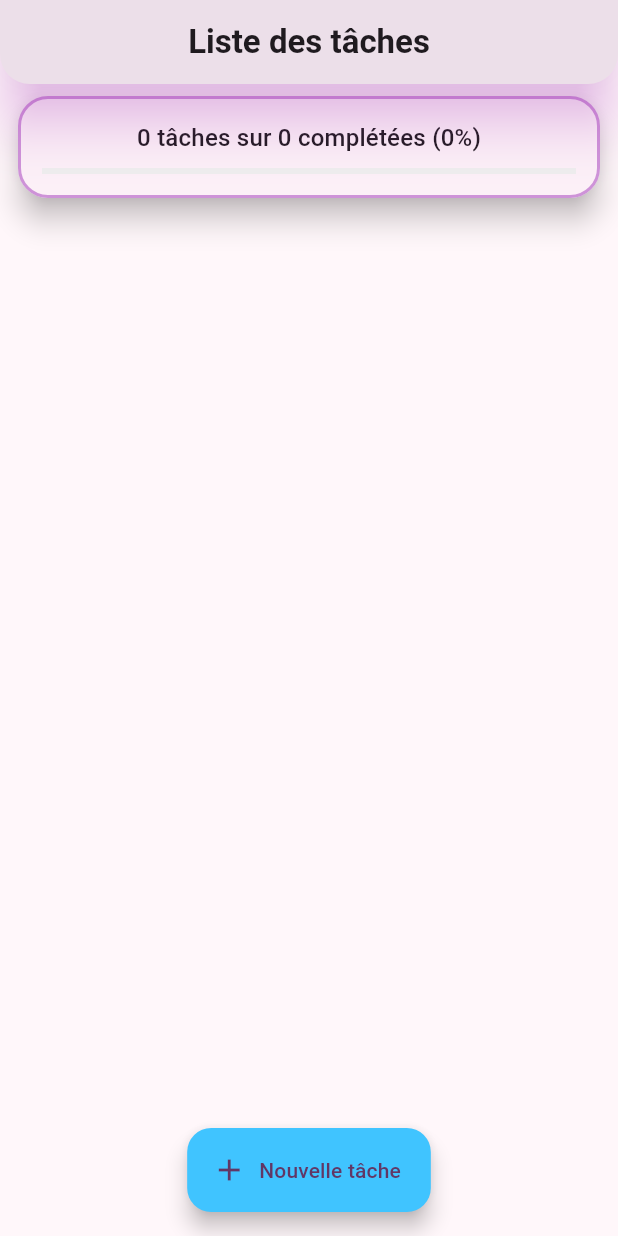
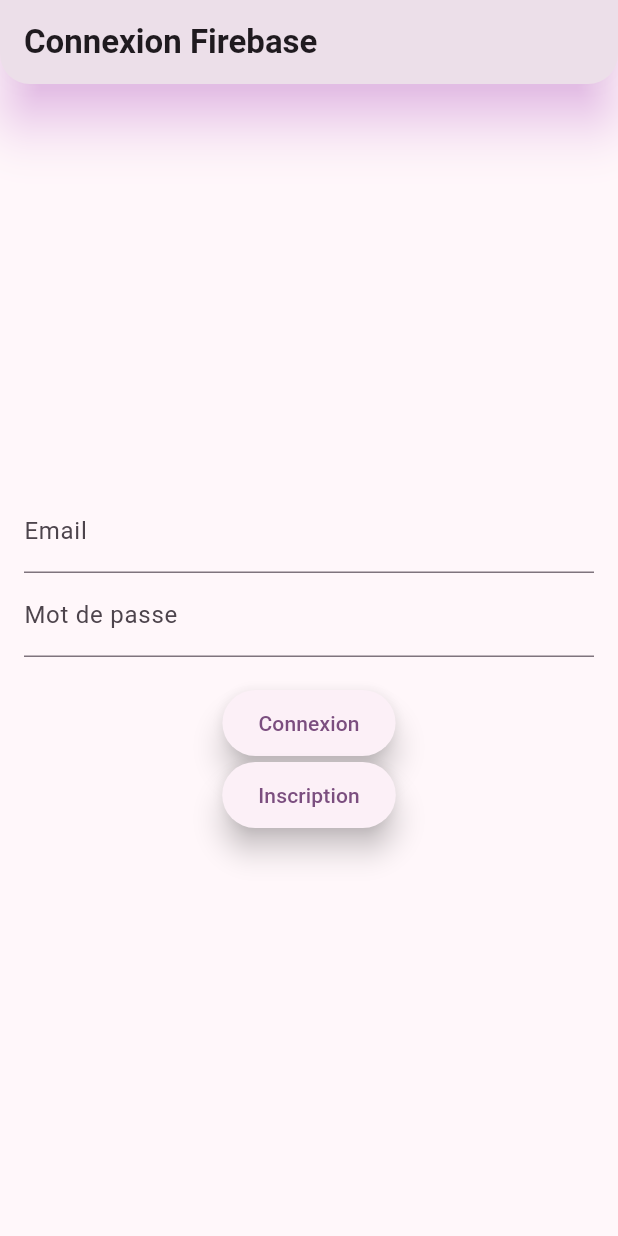
Before and after one commit to GaTcha-Sama/TaskManagerFlutter, a Flutter app: the screen it shows after launch, on a phone screen of 412 x 824 dp. Run offline on Flutter 3.47's test engine with Material 3 defaults, Android fonts, the phone set to English and light mode, and no system bars; our stand-ins replace cloud_firestore, firebase_auth, firebase_core; accounts and stored records are empty; Roboto replaces fonts that are missing (Comic Sans MS); statements that could not run were skipped.

Commit message:
Add: Login and logout

```diff
--- a/lib/main.dart
+++ b/lib/main.dart
@@ -1,9 +1,12 @@
 import 'package:flutter/material.dart';
 import 'package:firebase_core/firebase_core.dart';
+import 'package:firebase_auth/firebase_auth.dart';
+import 'firebase_options.dart';
+import 'screens/login_screen.dart';
 import 'screens/home_screen.dart';
-import 'firebase_options.dart';
+import 'services/auth_service.dart';
 
-void main() async {
+Future<void> main() async {
   WidgetsFlutterBinding.ensureInitialized();
   await Firebase.initializeApp(
     options: DefaultFirebaseOptions.currentPlatform,
@@ -66,7 +69,25 @@ class MyApp extends StatelessWidget {
           ),
         ),
       ),
-      home: const HomeScreen(),
+      home: AuthWrapper(),
     );
   }
 }
+
+class AuthWrapper extends StatelessWidget {
+  final AuthService authService = AuthService();
+
+  AuthWrapper({super.key});
+
+  bool isUserConnected() {
+    User? user = FirebaseAuth.instance.currentUser;
+    return user != null;
+  }
+
+  @override
+  Widget build(BuildContext context) {
+    return isUserConnected()
+        ? const HomeScreen() // Utilise le HomeScreen de home_screen.dart
+        : LoginScreen();
+  }
+}
--- /dev/null
+++ b/lib/screens/login_screen.dart
@@ -0,0 +1,89 @@
+import 'package:flutter/material.dart';
+import '../services/auth_service.dart';
+import '../screens/home_screen.dart';
+
+class LoginScreen extends StatefulWidget {
+  const LoginScreen({super.key});
+
+  @override
+  State<LoginScreen> createState() => _LoginScreenState();
+}
+
+class _LoginScreenState extends State<LoginScreen> {
+  final AuthService _authService = AuthService();
+  final TextEditingController _emailController = TextEditingController();
+  final TextEditingController _passwordController = TextEditingController();
+
+  void login() async {
+    var user = await _authService.signIn(
+        _emailController.text, _passwordController.text);
+    if (user != null) {
+      print("Connexion réussie : ${user.email}");
+      if (mounted) {
+        Navigator.pushReplacement(
+          context,
+          MaterialPageRoute(builder: (context) => HomeScreen()),
+        );
+      }
+    } else {
+      if (mounted) {
+        ScaffoldMessenger.of(context).showSnackBar(
+          const SnackBar(content: Text('Échec de la connexion')),
+        );
+      }
+    }
+  }
+
+  void register() async {
+    var user = await _authService.signUp(
+        _emailController.text, _passwordController.text);
+    if (user != null) {
+      print("Inscription réussie : ${user.email}");
+      if (mounted) {
+        Navigator.pushReplacement(
+          context,
+          MaterialPageRoute(builder: (context) => HomeScreen()),
+        );
+      }
+    } else {
+      if (mounted) {
+        ScaffoldMessenger.of(context).showSnackBar(
+          const SnackBar(content: Text('Échec de l\'inscription')),
+        );
+      }
+    }
+  }
+
+  @override
+  Widget build(BuildContext context) {
+    return Scaffold(
+      appBar: AppBar(title: const Text('Connexion Firebase')),
+      body: Padding(
+        padding: const EdgeInsets.all(16.0),
+        child: Column(
+          mainAxisAlignment: MainAxisAlignment.center,
+          children: [
+            TextField(
+              controller: _emailController,
+              decoration: const InputDecoration(labelText: 'Email'),
+            ),
+            TextField(
+              controller: _passwordController,
+              decoration: const InputDecoration(labelText: 'Mot de passe'),
+              obscureText: true,
+            ),
+            const SizedBox(height: 20),
+            ElevatedButton(
+              onPressed: login,
+              child: const Text('Connexion'),
+            ),
+            ElevatedButton(
+              onPressed: register,
+              child: const Text('Inscription'),
+            ),
+          ],
+        ),
+      ),
+    );
+  }
+}
--- /dev/null
+++ b/lib/services/auth_service.dart
@@ -0,0 +1,37 @@
+import 'package:firebase_auth/firebase_auth.dart';
+
+class AuthService {
+  final FirebaseAuth _auth = FirebaseAuth.instance;
+
+  User? get currentUser => _auth.currentUser;
+
+  Future<User?> signUp(String email, String password) async {
+    try {
+      UserCredential userCredential = await _auth
+          .createUserWithEmailAndPassword(email: email, password: password);
+      return userCredential.user;
+    } catch (e) {
+      print("Error d'inscription: $e");
+      return null;
+    }
+  }
+
+  Future<User?> signIn(String email, String password) async {
+    try {
+      UserCredential userCredential = await _auth.signInWithEmailAndPassword(
+          email: email, password: password);
+      return userCredential.user;
+    } catch (e) {
+      print("Error de connexion: $e");
+      return null;
+    }
+  }
+
+  Future<void> signOut() async {
+    try {
+      await _auth.signOut();
+    } catch (e) {
+      print("Error de déconnexion: $e");
+    }
+  }
+}
--- a/lib/widgets/progress_indicator.dart
+++ b/lib/widgets/progress_indicator.dart
@@ -29,7 +29,7 @@ class TaskProgressIndicator extends StatelessWidget {
             const SizedBox(height: 8),
             LinearProgressIndicator(
               value: totalTasks == 0 ? 0 : completedTasks / totalTasks,
-              backgroundColor: Colors.grey[200],
+              backgroundColor: Colors.grey[300],
               valueColor: AlwaysStoppedAnimation<Color>(
                 Theme.of(context).colorScheme.primary,
               ),
--- a/pubspec.yaml
+++ b/pubspec.yaml
@@ -36,6 +36,7 @@ dependencies:
   cupertino_icons: ^1.0.8
   firebase_core: ^2.30.0
   cloud_firestore: "^4.0.3"
+  firebase_auth: ^4.20.0
 
 dev_dependencies:
   flutter_test:
```
Also changed, not shown: lib/screens/home_screen.dart (+17 -0 lines), pubspec.lock, 4 other files.
